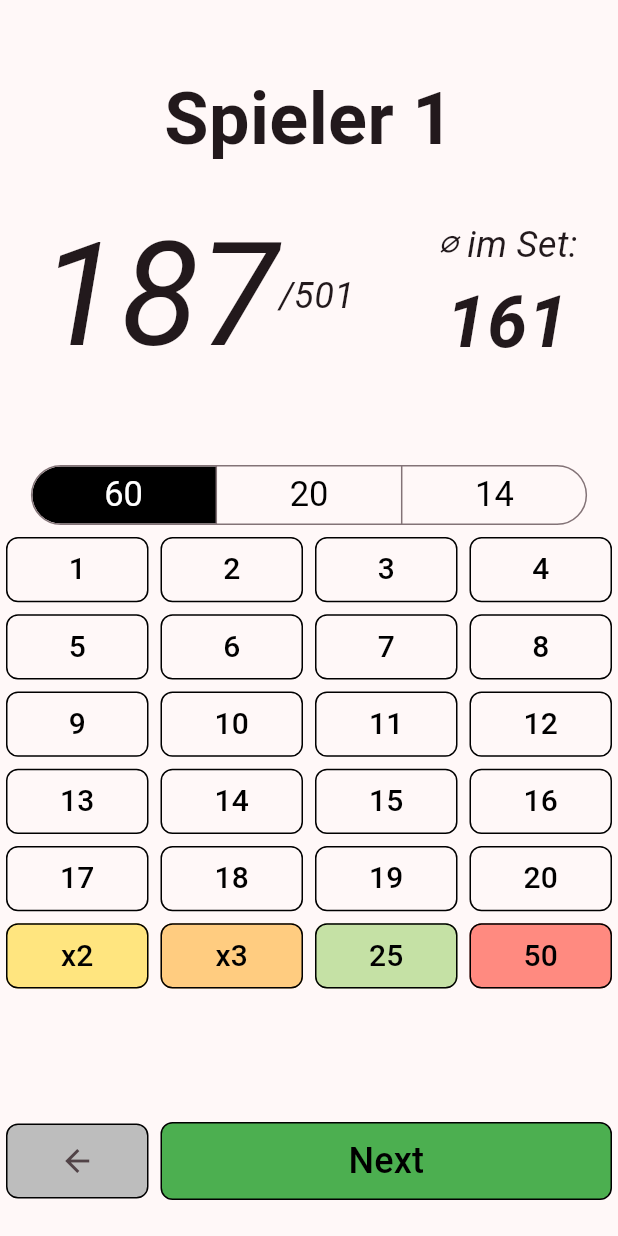
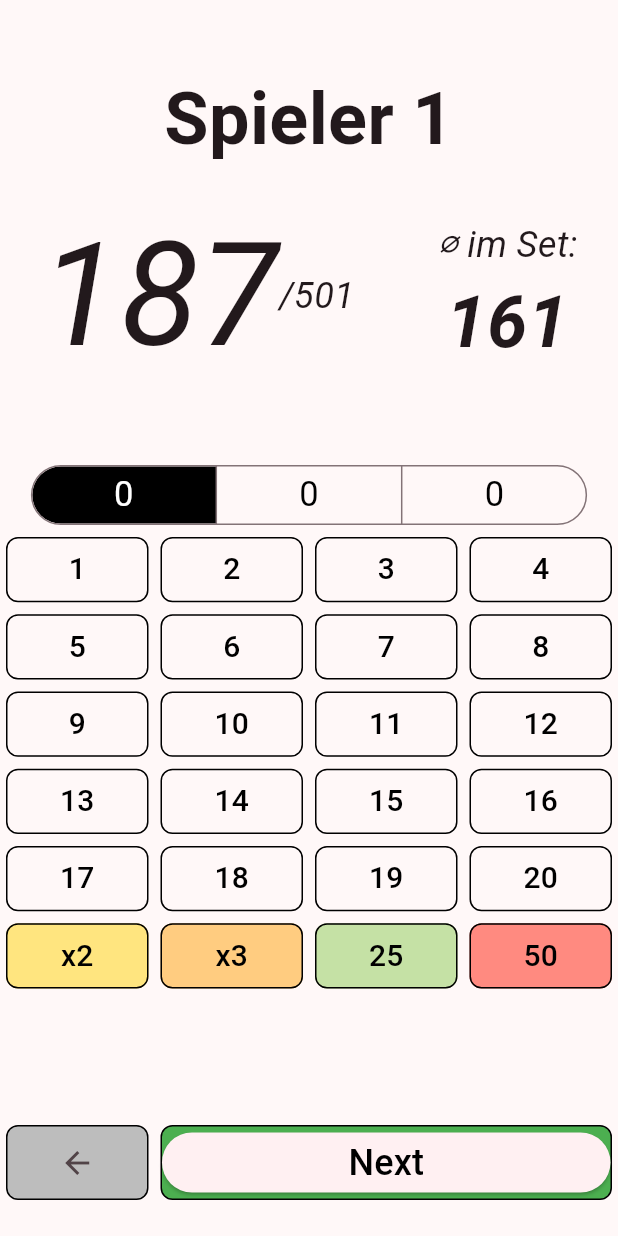
Before and after one commit to PassiSchoppi/DartPilot, a Flutter app: the GameScreen screen opened directly, after a tap on "Next", on a phone screen of 412 x 824 dp. Run offline on Flutter 3.47's test engine with Material 3 defaults, Android fonts, the phone set to English and light mode, and no system bars; missing offline and left inert: dart:html.

Commit message:
Punkte eintragen

```diff
--- a/lib/game.dart
+++ b/lib/game.dart
@@ -1,4 +1,5 @@
 import 'package:dartpilot/game_active_stats.dart';
+import 'package:dartpilot/main.dart';
 import 'package:flutter/material.dart';
 
 import 'game_point_selector.dart';
@@ -32,9 +33,13 @@ Widget generateNavigationRow() {
             borderRadius: BorderRadius.circular(8.0),
             color: Colors.green.shade500,
           ),
-          child: TextButton(
+          child: ElevatedButton(
             onPressed: () {
-              // Add your functionality here for the right button
+              /*Navigator.
+              push(
+                context,
+                MaterialPageRoute(builder: (context) => MyHomePage()),
+              )*/
             },
             child: Text(
               "Next",
--- a/lib/game_point_selector.dart
+++ b/lib/game_point_selector.dart
@@ -1,7 +1,12 @@
+import 'dart:html';
+
 import 'package:flutter/material.dart';
 import 'package:flutter/widgets.dart';
 
 enum DartThrow { A, B, C }
+int Wurf1 = 0;
+int Wurf2 = 0;
+int Wurf3 = 0;
 
 class SingleChoice extends StatefulWidget {
   const SingleChoice({super.key});
@@ -12,6 +17,9 @@ class SingleChoice extends StatefulWidget {
 
 class _SingleChoiceState extends State<SingleChoice> {
   DartThrow calendarView = DartThrow.A;
+
+
+
 
   @override
   Widget build(BuildContext context) {
@@ -26,10 +34,10 @@ class _SingleChoiceState extends State<SingleChoice> {
           textStyle: TextStyle(
             fontSize: 23,
           )),
-      segments: const <ButtonSegment<DartThrow>>[
-        ButtonSegment<DartThrow>(value: DartThrow.A, label: Text('60')),
-        ButtonSegment<DartThrow>(value: DartThrow.B, label: Text('20')),
-        ButtonSegment<DartThrow>(value: DartThrow.C, label: Text('14')),
+      segments: <ButtonSegment<DartThrow>>[
+        ButtonSegment<DartThrow>(value: DartThrow.A, label: Text(Wurf1.toString())),
+        ButtonSegment<DartThrow>(value: DartThrow.B, label: Text(Wurf2.toString())),
+        ButtonSegment<DartThrow>(value: DartThrow.C, label: Text(Wurf3.toString())),
       ],
       selected: <DartThrow>{calendarView},
       onSelectionChanged: (Set<DartThrow> newSelection) {
@@ -72,6 +80,11 @@ class NumberButton extends StatelessWidget {
         onPressed: () {
           // Handle button press
           print('Button $number pressed');
+          if (ButtonSegment.A.select())
+            Wurf1 = number;
+            Wurf2 = number;
+            Wurf3 = number;
+
         },
         child: Text(
           text ?? '$number',
```
